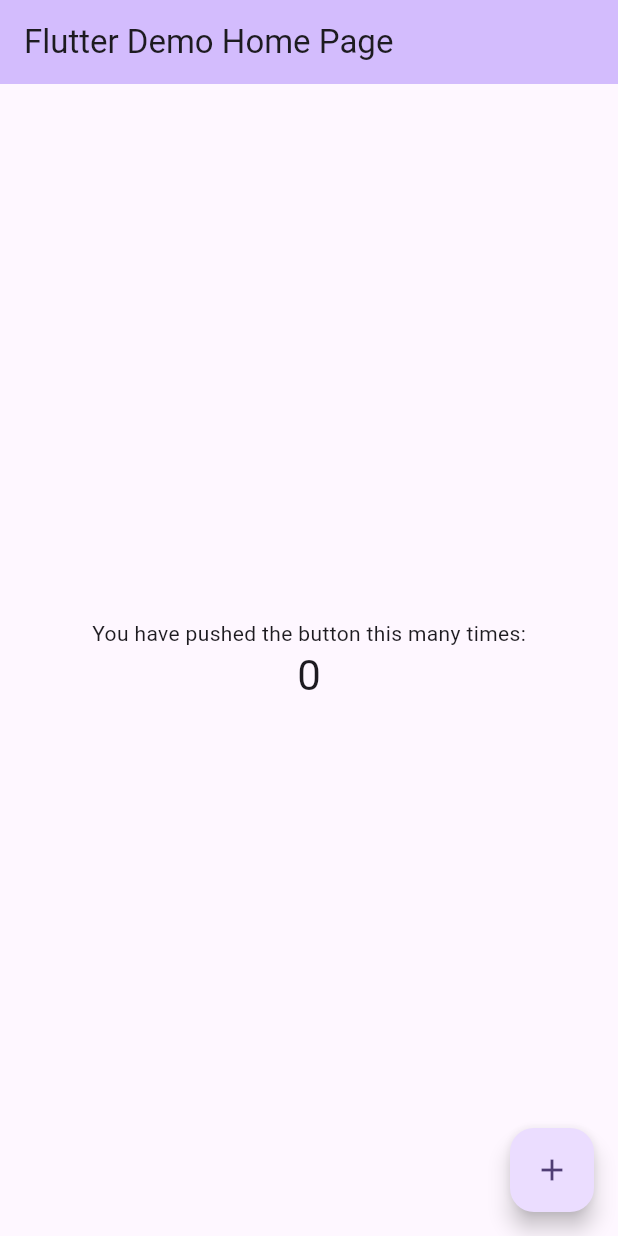
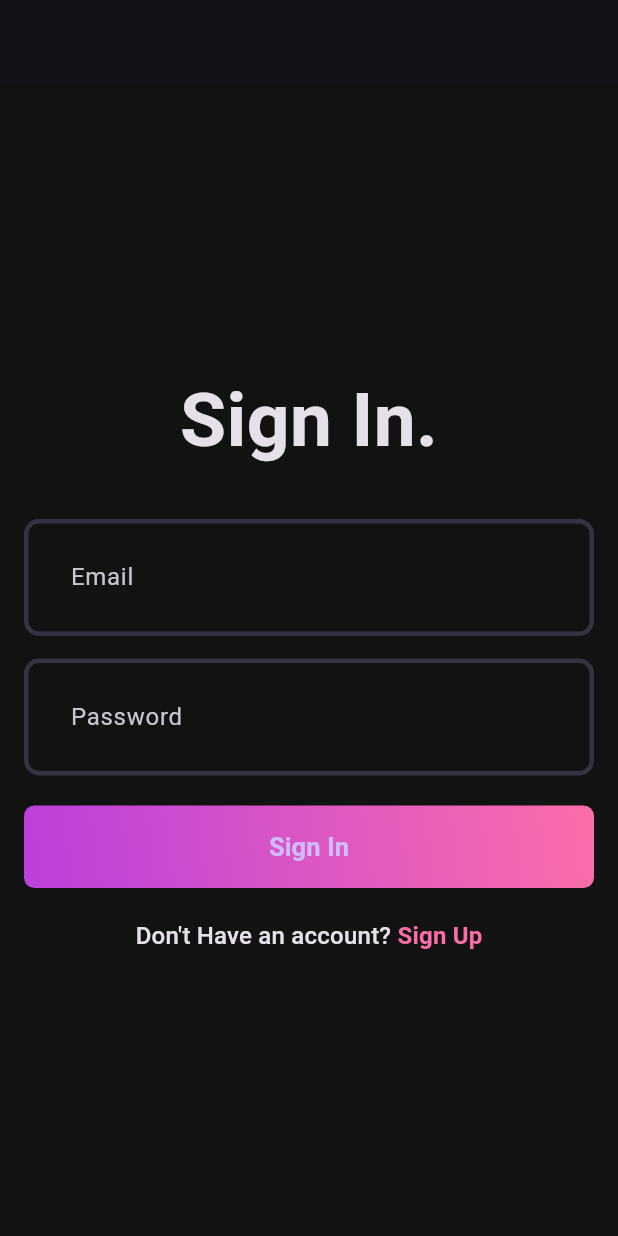
Before and after one commit to jahidcs/musicapp, a Flutter app: the screen it shows after launch, on a phone screen of 412 x 824 dp. Run offline on Flutter 3.47's test engine with Material 3 defaults, Android fonts, the phone set to English and light mode, and no system bars.

Commit message:
sign in and sign up pages

```diff
--- /dev/null
+++ b/lib/features/auth/view/pages/login_page.dart
@@ -0,0 +1,82 @@
+import 'package:flutter/material.dart';
+import 'package:musicapp/core/theme/app_pallete.dart';
+import 'package:musicapp/features/auth/view/widgets/auth_gradient_button.dart';
+import 'package:musicapp/features/auth/view/widgets/custom_field.dart';
+
+class LogInPage extends StatefulWidget {
+  const LogInPage({super.key});
+
+  @override
+  State<LogInPage> createState() => _LogInPageState();
+}
+
+class _LogInPageState extends State<LogInPage> {
+  final emailController = TextEditingController();
+  final passwordController = TextEditingController();
+  final formKey = GlobalKey<FormState>();
+
+  @override
+  void dispose() {
+    emailController.dispose();
+    passwordController.dispose();
+    super.dispose();
+    formKey.currentState!.validate();
+  }
+
+  @override
+  Widget build(BuildContext context) {
+    return Scaffold(
+      appBar: AppBar(),
+      body: Padding(
+        padding: const EdgeInsets.all(16.0),
+        child: Form(
+          key: formKey,
+          child: Column(
+            mainAxisAlignment: MainAxisAlignment.center,
+            children: [
+              const Text(
+                'Sign In.',
+                style: TextStyle(
+                  fontSize: 50,
+                  fontWeight: FontWeight.bold,
+                ),
+              ),
+              const SizedBox(height: 30),
+              CustomField(
+                hintText: 'Email',
+                controller: emailController,
+              ),
+              const SizedBox(height: 15),
+              CustomField(
+                hintText: 'Password',
+                controller: passwordController,
+                isObscureText: true,
+              ),
+              const SizedBox(height: 20),
+              AuthGradientButton(
+                buttonName: 'Sign In',
+                onTap: () {},
+              ),
+              const SizedBox(height: 20),
+              RichText(
+                text: TextSpan(
+                  text: 'Don\'t Have an account?',
+                  style: Theme.of(context).textTheme.titleMedium,
+                  children: const [
+                    TextSpan(
+                      text: " Sign Up",
+                      style: TextStyle(
+                        color: Pallete.gradient2,
+                        fontWeight: FontWeight.bold,
+                      ),
+                    ),
+                  ],
+                ),
+              ),
+            ],
+          ),
+        ),
+      ),
+    );
+  }
+}
--- /dev/null
+++ b/lib/features/auth/view/widgets/auth_gradient_button.dart
@@ -0,0 +1,41 @@
+import 'package:flutter/material.dart';
+import 'package:musicapp/core/theme/app_pallete.dart';
+
+class AuthGradientButton extends StatelessWidget {
+  final String buttonName;
+  final VoidCallback onTap;
+  const AuthGradientButton(
+      {super.key, required this.buttonName, required this.onTap});
+
+  @override
+  Widget build(BuildContext context) {
+    return Container(
+      decoration: BoxDecoration(
+        borderRadius: BorderRadius.circular(7),
+        gradient: const LinearGradient(
+          colors: [
+            Pallete.gradient1,
+            Pallete.gradient2,
+          ],
+          begin: Alignment.bottomLeft,
+          end: Alignment.topRight,
+        ),
+      ),
+      child: ElevatedButton(
+        onPressed: onTap,
+        style: ElevatedButton.styleFrom(
+          fixedSize: const Size(395, 55),
+          backgroundColor: Pallete.transparentColor,
+          shadowColor: Pallete.transparentColor,
+        ),
+        child: Text(
+          buttonName,
+          style: const TextStyle(
+            fontSize: 17,
+            fontWeight: FontWeight.w600,
+          ),
+        ),
+      ),
+    );
+  }
+}
--- /dev/null
+++ b/lib/features/auth/view/widgets/custom_field.dart
@@ -0,0 +1,30 @@
+import 'package:flutter/material.dart';
+
+class CustomField extends StatelessWidget {
+  final String hintText;
+  final TextEditingController controller;
+  final bool isObscureText;
+  const CustomField({
+    super.key,
+    required this.hintText,
+    required this.controller,
+    this.isObscureText = false,
+  });
+
+  @override
+  Widget build(BuildContext context) {
+    return TextFormField(
+      obscureText: isObscureText,
+      controller: controller,
+      decoration: InputDecoration(
+        hintText: hintText,
+      ),
+      validator: (val) {
+        if (val!.trim().isEmpty) {
+          return "$hintText is missing";
+        }
+        return null;
+      },
+    );
+  }
+}
--- a/lib/main.dart
+++ b/lib/main.dart
@@ -1,4 +1,6 @@
 import 'package:flutter/material.dart';
+import 'package:musicapp/core/theme/theme.dart';
+import 'package:musicapp/features/auth/view/pages/login_page.dart';
 
 void main() {
   runApp(const MyApp());
@@ -11,115 +13,9 @@ class MyApp extends StatelessWidget {
   @override
   Widget build(BuildContext context) {
     return MaterialApp(
-      title: 'Flutter Demo',
-      theme: ThemeData(
-        // This is the theme of your application.
-        //
-        // TRY THIS: Try running your application with "flutter run". You'll see
-        // the application has a purple toolbar. Then, without quitting the app,
-        // try changing the seedColor in the colorScheme below to Colors.green
-        // and then invoke "hot reload" (save your changes or press the "hot
-        // reload" button in a Flutter-supported IDE, or press "r" if you used
-        // the command line to start the app).
-        //
-        // Notice that the counter didn't reset back to zero; the application
-        // state is not lost during the reload. To reset the state, use hot
-        // restart instead.
-        //
-        // This works for code too, not just values: Most code changes can be
-        // tested with just a hot reload.
-        colorScheme: ColorScheme.fromSeed(seedColor: Colors.deepPurple),
-        useMaterial3: true,
-      ),
-      home: const MyHomePage(title: 'Flutter Demo Home Page'),
+      title: 'MusicApp',
+      theme: AppTheme.darkThemeMode,
+      home: const LogInPage(),
     );
   }
 }
-
-class MyHomePage extends StatefulWidget {
-  const MyHomePage({super.key, required this.title});
-
-  // This widget is the home page of your application. It is stateful, meaning
-  // that it has a State object (defined below) that contains fields that affect
-  // how it looks.
-
-  // This class is the configuration for the state. It holds the values (in this
-  // case the title) provided by the parent (in this case the App widget) and
-  // used by the build method of the State. Fields in a Widget subclass are
-  // always marked "final".
-
-  final String title;
-
-  @override
-  State<MyHomePage> createState() => _MyHomePageState();
-}
-
-class _MyHomePageState extends State<MyHomePage> {
-  int _counter = 0;
-
-  void _incrementCounter() {
-    setState(() {
-      // This call to setState tells the Flutter framework that something has
-      // changed in this State, which causes it to rerun the build method below
-      // so that the display can reflect the updated values. If we changed
-      // _counter without calling setState(), then the build method would not be
-      // called again, and so nothing would appear to happen.
-      _counter++;
-    });
-  }
-
-  @override
-  Widget build(BuildContext context) {
-    // This method is rerun every time setState is called, for instance as done
-    // by the _incrementCounter method above.
-    //
-    // The Flutter framework has been optimized to make rerunning build methods
-    // fast, so that you can just rebuild anything that needs updating rather
-    // than having to individually change instances of widgets.
-    return Scaffold(
-      appBar: AppBar(
-        // TRY THIS: Try changing the color here to a specific color (to
-        // Colors.amber, perhaps?) and trigger a hot reload to see the AppBar
-        // change color while the other colors stay the same.
-        backgroundColor: Theme.of(context).colorScheme.inversePrimary,
-        // Here we take the value from the MyHomePage object that was created by
-        // the App.build method, and use it to set our appbar title.
-        title: Text(widget.title),
-      ),
-      body: Center(
-        // Center is a layout widget. It takes a single child and positions it
-        // in the middle of the parent.
-        child: Column(
-          // Column is also a layout widget. It takes a list of children and
-          // arranges them vertically. By default, it sizes itself to fit its
-          // children horizontally, and tries to be as tall as its parent.
-          //
-          // Column has various properties to control how it sizes itself and
-          // how it positions its children. Here we use mainAxisAlignment to
-          // center the children vertically; the main axis here is the vertical
-          // axis because Columns are vertical (the cross axis would be
-          // horizontal).
-          //
-          // TRY THIS: Invoke "debug painting" (choose the "Toggle Debug Paint"
-          // action in the IDE, or press "p" in the console), to see the
-          // wireframe for each widget.
-          mainAxisAlignment: MainAxisAlignment.center,
-          children: <Widget>[
-            const Text(
-              'You have pushed the button this many times:',
-            ),
-            Text(
-              '$_counter',
-              style: Theme.of(context).textTheme.headlineMedium,
-            ),
-          ],
-        ),
-      ),
-      floatingActionButton: FloatingActionButton(
-        onPressed: _incrementCounter,
-        tooltip: 'Increment',
-        child: const Icon(Icons.add),
-      ), // This trailing comma makes auto-formatting nicer for build methods.
-    );
-  }
-}
```
Also changed, not shown: lib/features/auth/view/pages/signup_page.dart (added, +89 -0 lines).
